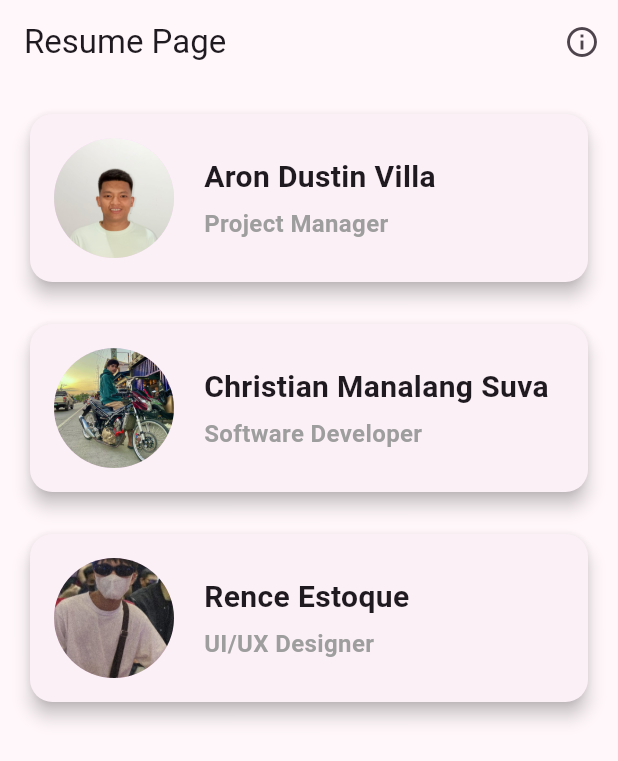
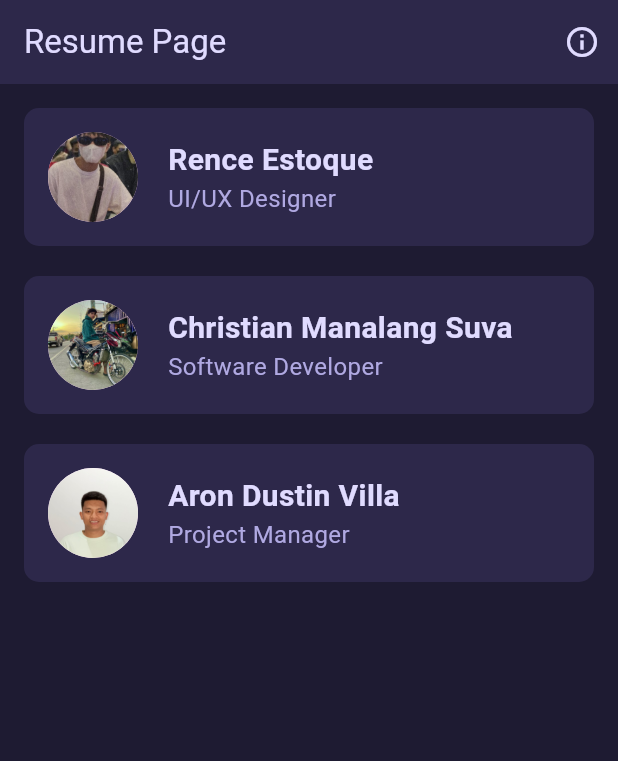
Before and after one commit to Chanok15/activity_resume, a Flutter app: the ResumePage screen opened directly, on a phone screen of 412 x 824 dp. Shown: the top 761 px of the screen. Run offline on Flutter 3.47's test engine with Material 3 defaults, Android fonts, the phone set to English and light mode, and no system bars.

Commit message:
add informationdetails, themes, resume page by rence

```diff
--- a/lib/screens/resume_page.dart
+++ b/lib/screens/resume_page.dart
@@ -1,4 +1,7 @@
 import 'package:flutter/material.dart';
+import 'arondetails.dart';
+import 'christiandetails.dart';
+import 'estoquedetails.dart';
 
 class ResumePage extends StatefulWidget {
   const ResumePage({super.key});
@@ -8,36 +11,40 @@ class ResumePage extends StatefulWidget {
 }
 
 class _ResumePageState extends State<ResumePage> {
-  // Visibility state for the "i" icon
   bool _isInfoVisible = false;
 
-  // List of team members (Sorted Alphabetically)
   final List<Map<String, String>> teamMembers = [
     {
-      'name': 'Aron Dustin Villa',
-      'position': 'Project Manager',
-      'avatarPath': 'assets/images/dustin.jpg'
+      'name': 'Rence Estoque',
+      'position': 'UI/UX Designer',
+      'avatarPath': 'assets/images/rence.jpg',
     },
     {
       'name': 'Christian Manalang Suva',
       'position': 'Software Developer',
-      'avatarPath': 'assets/images/christian.jpg'
+      'avatarPath': 'assets/images/christian.jpg',
     },
     {
-      'name': 'Rence Estoque',
-      'position': 'UI/UX Designer',
-      'avatarPath': 'assets/images/rence.jpg'
+      'name': 'Aron Dustin Villa',
+      'position': 'Project Manager',
+      'avatarPath': 'assets/images/dustin.jpg',
     }
   ];
 
   @override
   Widget build(BuildContext context) {
     return Scaffold(
+      backgroundColor: const Color(0xFF1E1B32),
       appBar: AppBar(
-        title: const Text('Resume Page'),
+        backgroundColor: const Color(0xFF2D284A),
+        title: const Text(
+          'Resume Page',
+          style: TextStyle(color: Color(0xFFE0DBFF)),
+        ),
+        iconTheme: const IconThemeData(color: Color(0xFFE0DBFF)),
         actions: [
           IconButton(
-            icon: const Icon(Icons.info_outline),
+            icon: const Icon(Icons.info_outline, color: Color(0xFFE0DBFF)),
             onPressed: () {
               setState(() {
                 _isInfoVisible = !_isInfoVisible;
@@ -48,68 +55,93 @@ class _ResumePageState extends State<ResumePage> {
       ),
       body: Stack(
         children: [
-          // Main List of Resume Cards (Always Visible)
           ListView(
             padding: const EdgeInsets.all(16.0),
             children: teamMembers.map((member) {
               return Column(
                 children: [
-                  ResumeCard(
+                  GestureDetector(
+                    onTap: () {
+                      if (member['name'] == 'Rence Estoque') {
+                        Navigator.push(
+                          context,
+                          MaterialPageRoute(
+                            builder: (context) => const RenceDetails(),
+                          ),
+                        );
+                      } else if (member['name'] == 'Christian Manalang Suva') {
+                        Navigator.push(
+                          context,
+                          MaterialPageRoute(
+                            builder: (context) => const ChristianDetails(),
+                          ),
+                        );
+                      } else if (member['name'] == 'Aron Dustin Villa') {
+                        Navigator.push(
+                          context,
+                          MaterialPageRoute(
+                            builder: (context) => const AronDetails(),
+                          ),
+                        );
+                      }
+                    },
+                    child: ResumeCard(
                       name: member['name']!,
                       position: member['position']!,
                       avatarPath: member['avatarPath']!,
+                    ),
                   ),
                   const SizedBox(height: 20),
                 ],
               );
             }).toList(),
           ),
-
-          // Pop-up Overlay (Toggled by "i" icon)
           Visibility(
             visible: _isInfoVisible,
+            child: GestureDetector(
+              onTap: () {
+                setState(() {
+                  _isInfoVisible = false;
+                });
+              },
               child: Container(
                 color: Colors.black.withOpacity(0.8),
+                child: Center(
                   child: Column(
-                crossAxisAlignment: CrossAxisAlignment.start,
+                    mainAxisSize: MainAxisSize.min,
                     children: [
-                  const Padding(
-                    padding: EdgeInsets.all(16.0),
-                    child: Text(
+                      const Text(
                         'Team Members',
                         style: TextStyle(
-                        color: Colors.white,
-                        fontSize: 24,
+                          color: Color(0xFFE0DBFF),
+                          fontSize: 28,
                           fontWeight: FontWeight.bold,
                         ),
                       ),
-                  ),
-                  Expanded(
-                    child: ListView(
-                      padding: const EdgeInsets.all(16.0),
-                      children: teamMembers.map((member) {
-                        return Card(
-                          color: Colors.grey[900],
-                          shape: RoundedRectangleBorder(
-                            borderRadius: BorderRadius.circular(15),
-                          ),
-                          child: ListTile(
-                            leading: CircleAvatar(
+                      const SizedBox(height: 20),
+                      ...teamMembers.map((member) {
+                        return Column(
+                          children: [
+                            CircleAvatar(
+                              radius: 30,
                               backgroundImage: AssetImage(member['avatarPath']!),
                             ),
-                            title: Text(
+                            const SizedBox(height: 10),
+                            Text(
                               member['name']!,
                               style: const TextStyle(
-                                color: Colors.white,
+                                color: Color(0xFFE0DBFF),
+                                fontSize: 18,
                                 fontWeight: FontWeight.bold,
                               ),
                             ),
-                          ),
+                            const SizedBox(height: 20),
+                          ],
                         );
                       }).toList(),
+                    ],
                   ),
                 ),
-                ],
               ),
             ),
           ),
@@ -133,15 +165,16 @@ class ResumeCard extends StatelessWidget {
 
   @override
   Widget build(BuildContext context) {
-    return Card(
-      shape: RoundedRectangleBorder(borderRadius: BorderRadius.circular(15)),
-      elevation: 5,
-      child: Padding(
-        padding: const EdgeInsets.all(16.0),
+    return Container(
+      decoration: BoxDecoration(
+        color: const Color(0xFF2D284A),
+        borderRadius: BorderRadius.circular(10),
+      ),
+      padding: const EdgeInsets.all(16),
       child: Row(
         children: [
           CircleAvatar(
-              radius: 40,
+            radius: 30,
             backgroundImage: AssetImage(avatarPath),
           ),
           const SizedBox(width: 20),
@@ -151,24 +184,21 @@ class ResumeCard extends StatelessWidget {
               Text(
                 name,
                 style: const TextStyle(
+                  color: Color(0xFFE0DBFF),
                   fontSize: 20,
                   fontWeight: FontWeight.bold,
                 ),
               ),
-                const SizedBox(height: 5),
               Text(
                 position,
                 style: const TextStyle(
+                  color: Color(0xFFB0A9E2),
                   fontSize: 16,
-                    fontWeight: FontWeight.w600,
-                    color: Colors.grey,
                 ),
               ),
             ],
           ),
         ],
-
-        ),
       ),
     );
   }
```
Also changed, not shown: lib/screens/arondetails.dart (added, +142 -0 lines), lib/screens/christiandetails.dart (added, +145 -0 lines), lib/screens/estoquedetails.dart (added, +131 -0 lines). Lines whose indentation alone changed are shown as unchanged.
